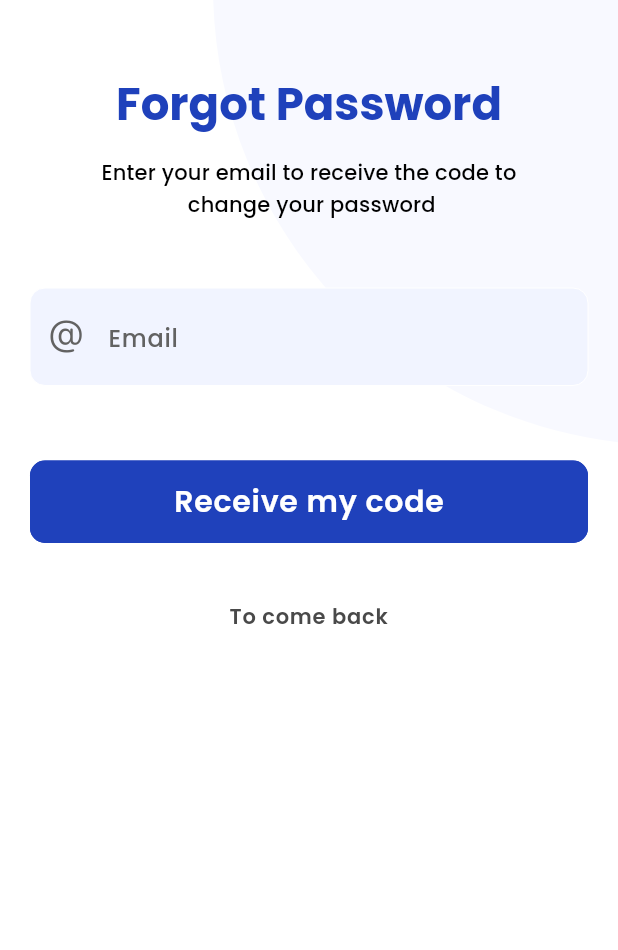
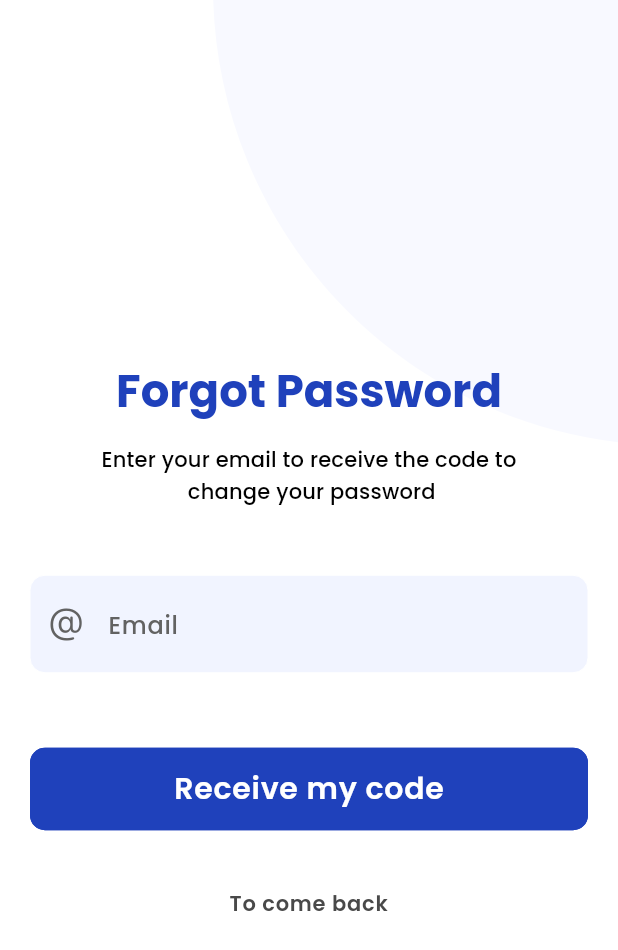
Before and after one commit to alade-01/Welcome_SignIn_SignUp_ForgotPassword_Flutter_UI, a Flutter app: the LoginScreen screen opened by its route, after a tap on "Forgot your password?", on a phone screen of 412 x 824 dp. Shown: the top 950 px of the screen. Run offline on Flutter 3.47's test engine with Material 3 defaults, Android fonts, the phone set to English and light mode, and no system bars; our stand-ins replace flutter_bloc, flutter_svg.

Commit message:
fix size on screen

```diff
--- a/lib/windows/forgot_password_screen.dart
+++ b/lib/windows/forgot_password_screen.dart
@@ -22,9 +22,6 @@ class _ForgotPasswordScreenState extends State<ForgotPasswordScreen> {
   Widget build(BuildContext context) {
     Size size = MediaQuery.of(context).size;
     return Background(
-        child: SizedBox(
-      width: size.width,
-      height: size.height,
         child: SingleChildScrollView(
       padding: const EdgeInsets.all(20),
       child: Column(
@@ -35,17 +32,13 @@ class _ForgotPasswordScreenState extends State<ForgotPasswordScreen> {
           Text(
             "Forgot Password",
             style: Theme.of(context).textTheme.titleLarge!.copyWith(
-                  color: primaryColor,
-                  fontSize: 30,
-                  fontWeight: FontWeight.w700),
+                color: primaryColor, fontSize: 30, fontWeight: FontWeight.w700),
           ),
           const SizedBox(height: BUTTON_SEPARATION_SPACE * 1.7),
           Text(
             "Enter your email to receive the code to \n change your password",
             style: Theme.of(context).textTheme.titleMedium!.copyWith(
-                  color: Colors.black,
-                  fontSize: 14,
-                  fontWeight: FontWeight.w500),
+                color: Colors.black, fontSize: 14, fontWeight: FontWeight.w500),
             textAlign: TextAlign.center,
           ),
           const SizedBox(height: BUTTON_SEPARATION_SPACE * 4.5),
@@ -107,7 +100,6 @@ class _ForgotPasswordScreenState extends State<ForgotPasswordScreen> {
           ),
         ],
       ),
-      ),
     ));
   }
 }
--- a/lib/windows/login_screen.dart
+++ b/lib/windows/login_screen.dart
@@ -28,9 +28,6 @@ class _LoginScreenState extends State<LoginScreen> {
   Widget build(BuildContext context) {
     Size size = MediaQuery.of(context).size;
     return Background(
-      child: SizedBox(
-        width: size.width,
-        height: size.height,
       child: Center(
         child: SingleChildScrollView(
           child: Padding(
@@ -201,7 +198,6 @@ class _LoginScreenState extends State<LoginScreen> {
           ),
         ),
       ),
-      ),
     );
   }
 }
--- a/lib/windows/welcome_screen.dart
+++ b/lib/windows/welcome_screen.dart
@@ -16,11 +16,7 @@ class WelcomeScreen extends StatefulWidget {
 class _WelcomeScreenState extends State<WelcomeScreen> {
   @override
   Widget build(BuildContext context) {
-    Size size = MediaQuery.of(context).size;
     return Background(
-      child: SizedBox(
-        width: size.width,
-        height: size.height,
       child: Column(
         children: <Widget>[
           const Expanded(
@@ -80,7 +76,6 @@ class _WelcomeScreenState extends State<WelcomeScreen> {
           ),
         ],
       ),
-      ),
     );
   }
 }
```
Also changed, not shown: lib/windows/register_screen.dart (+4 -12 lines). Lines whose indentation alone changed are shown as unchanged.
